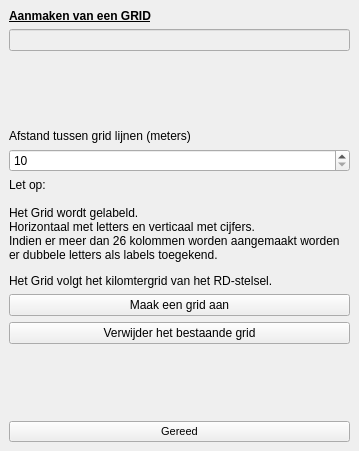
Above: plugin/oiv/repressief_object/oiv_create_grid_widget.ui from OIV-NL-QGIS/QGIS_project before the change. Below: the same form after it.
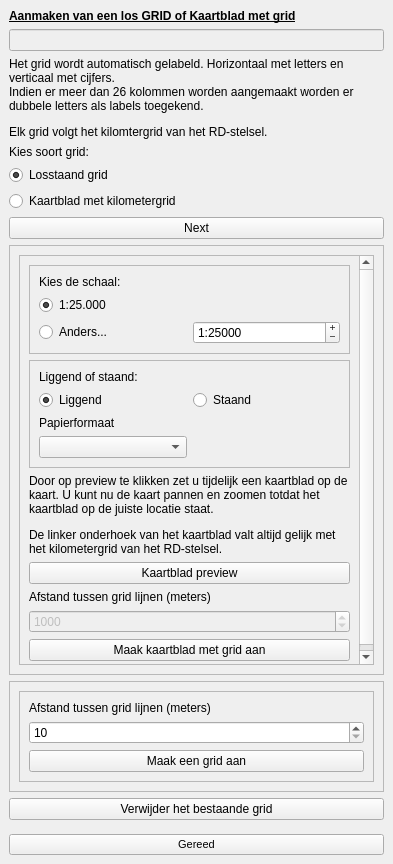
That is the form after the change.

What changed in the file:
```diff
--- a/plugin/oiv/repressief_object/oiv_create_grid_widget.ui
+++ b/plugin/oiv/repressief_object/oiv_create_grid_widget.ui
@@ -6,8 +6,8 @@
    <rect>
     <x>0</x>
     <y>0</y>
-    <width>359</width>
-    <height>451</height>
+    <width>393</width>
+    <height>864</height>
    </rect>
   </property>
   <property name="features">
@@ -31,7 +31,7 @@
          </font>
         </property>
         <property name="text">
-         <string>Aanmaken van een GRID</string>
+         <string>Aanmaken van een los GRID of Kaartblad met grid</string>
         </property>
         <property name="alignment">
          <set>Qt::AlignLeading|Qt::AlignLeft|Qt::AlignVCenter</set>
@@ -48,46 +48,10 @@
         </property>
        </widget>
       </item>
-      <item>
-       <spacer name="verticalSpacer_2">
-        <property name="orientation">
-         <enum>Qt::Vertical</enum>
-        </property>
-        <property name="sizeHint" stdset="0">
-         <size>
-          <width>20</width>
-          <height>40</height>
-         </size>
-        </property>
-       </spacer>
-      </item>
-      <item>
-       <widget class="QLabel" name="label_2">
-        <property name="text">
-         <string>Afstand tussen grid lijnen (meters)</string>
-        </property>
-       </widget>
-      </item>
-      <item>
-       <widget class="QSpinBox" name="distance">
-        <property name="minimum">
-         <number>10</number>
-        </property>
-        <property name="maximum">
-         <number>1000000</number>
-        </property>
-        <property name="singleStep">
-         <number>10</number>
-        </property>
-        <property name="value">
-         <number>10</number>
-        </property>
-       </widget>
-      </item>
       <item>
        <widget class="QLabel" name="label_3">
         <property name="text">
-         <string>&lt;html&gt;&lt;head/&gt;&lt;body&gt;&lt;p&gt;Let op:&lt;br/&gt;&lt;br/&gt;Het Grid wordt gelabeld.&lt;br/&gt;Horizontaal met letters en verticaal met cijfers.&lt;br/&gt;Indien er meer dan 26 kolommen worden aangemaakt worden er dubbele letters als labels toegekend.&lt;/p&gt;&lt;p&gt;Het Grid volgt het kilomtergrid van het RD-stelsel.&lt;/p&gt;&lt;/body&gt;&lt;/html&gt;</string>
+         <string>&lt;html&gt;&lt;head/&gt;&lt;body&gt;&lt;p&gt;Het grid wordt automatisch gelabeld. Horizontaal met letters en verticaal met cijfers.&lt;br/&gt;Indien er meer dan 26 kolommen worden aangemaakt worden er dubbele letters als labels toegekend.&lt;/p&gt;&lt;p&gt;Elk grid volgt het kilomtergrid van het RD-stelsel.&lt;/p&gt;&lt;/body&gt;&lt;/html&gt;</string>
         </property>
         <property name="wordWrap">
          <bool>true</bool>
@@ -95,12 +59,374 @@
        </widget>
       </item>
       <item>
-       <widget class="QPushButton" name="make_grid">
+       <widget class="QLabel" name="type_label">
         <property name="text">
-         <string>Maak een grid aan</string>
+         <string>Kies soort grid:</string>
         </property>
        </widget>
       </item>
+      <item>
+       <widget class="QRadioButton" name="type_single_grid">
+        <property name="text">
+         <string>Losstaand grid</string>
+        </property>
+        <property name="checked">
+         <bool>true</bool>
+        </property>
+       </widget>
+      </item>
+      <item>
+       <widget class="QRadioButton" name="type_kaartblad_grid">
+        <property name="text">
+         <string>Kaartblad met kilometergrid</string>
+        </property>
+       </widget>
+      </item>
+      <item>
+       <widget class="QPushButton" name="next">
+        <property name="text">
+         <string>Next</string>
+        </property>
+       </widget>
+      </item>
+      <item>
+       <widget class="QFrame" name="kaartblad_frame">
+        <property name="sizePolicy">
+         <sizepolicy hsizetype="Preferred" vsizetype="Preferred">
+          <horstretch>0</horstretch>
+          <verstretch>0</verstretch>
+         </sizepolicy>
+        </property>
+        <property name="minimumSize">
+         <size>
+          <width>0</width>
+          <height>430</height>
+         </size>
+        </property>
+        <property name="frameShape">
+         <enum>QFrame::StyledPanel</enum>
+        </property>
+        <property name="frameShadow">
+         <enum>QFrame::Raised</enum>
+        </property>
+        <layout class="QGridLayout" name="gridLayout_2">
+         <item row="1" column="0">
+          <widget class="QScrollArea" name="scrollArea_2">
+           <property name="sizePolicy">
+            <sizepolicy hsizetype="Preferred" vsizetype="Expanding">
+             <horstretch>0</horstretch>
+             <verstretch>0</verstretch>
+            </sizepolicy>
+           </property>
+           <property name="minimumSize">
+            <size>
+             <width>0</width>
+             <height>0</height>
+            </size>
+           </property>
+           <property name="widgetResizable">
+            <bool>true</bool>
+           </property>
+           <widget class="QWidget" name="scrollAreaWidgetContents_2">
+            <property name="geometry">
+             <rect>
+              <x>0</x>
+              <y>0</y>
+              <width>351</width>
+              <height>408</height>
+             </rect>
+            </property>
+            <property name="sizePolicy">
+             <sizepolicy hsizetype="Preferred" vsizetype="Expanding">
+              <horstretch>0</horstretch>
+              <verstretch>0</verstretch>
+             </sizepolicy>
+            </property>
+            <layout class="QGridLayout" name="gridLayout_3">
+             <item row="9" column="0" colspan="2">
+              <widget class="QPushButton" name="preview">
+               <property name="text">
+                <string>Kaartblad preview</string>
+               </property>
+              </widget>
+             </item>
+             <item row="2" column="0" colspan="2">
+              <widget class="QFrame" name="format_orient_frame">
+               <property name="minimumSize">
+                <size>
+                 <width>0</width>
+                 <height>20</height>
+                </size>
+               </property>
+               <property name="frameShape">
+                <enum>QFrame::StyledPanel</enum>
+               </property>
+               <property name="frameShadow">
+                <enum>QFrame::Raised</enum>
+               </property>
+               <layout class="QGridLayout" name="gridLayout_5">
+                <item row="1" column="0">
+                 <widget class="QRadioButton" name="orient_landscape">
+                  <property name="text">
+                   <string>Liggend</string>
+                  </property>
+                  <property name="checked">
+                   <bool>true</bool>
+                  </property>
+                 </widget>
+                </item>
+                <item row="0" column="0">
+                 <widget class="QLabel" name="orient_label">
+                  <property name="text">
+                   <string>Liggend of staand:</string>
+                  </property>
+                 </widget>
+                </item>
+                <item row="1" column="1">
+                 <widget class="QRadioButton" name="orient_portrait">
+                  <property name="text">
+                   <string>Staand</string>
+                  </property>
+                 </widget>
+                </item>
+                <item row="3" column="0">
+                 <widget class="QComboBox" name="format_combo">
+                  <property name="currentText">
+                   <string/>
+                  </property>
+                 </widget>
+                </item>
+                <item row="2" column="0" colspan="2">
+                 <widget class="QLabel" name="format_label">
+                  <property name="text">
+                   <string>Papierformaat</string>
+                  </property>
+                 </widget>
+                </item>
+               </layout>
+              </widget>
+             </item>
+             <item row="12" column="0" colspan="2">
+              <widget class="QPushButton" name="make_kaartblad">
+               <property name="text">
+                <string>Maak kaartblad met grid aan</string>
+               </property>
+              </widget>
+             </item>
+             <item row="8" column="0" colspan="2">
+              <widget class="QLabel" name="preview_label">
+               <property name="sizePolicy">
+                <sizepolicy hsizetype="Expanding" vsizetype="Expanding">
+                 <horstretch>0</horstretch>
+                 <verstretch>0</verstretch>
+                </sizepolicy>
+               </property>
+               <property name="inputMethodHints">
+                <set>Qt::ImhMultiLine</set>
+               </property>
+               <property name="text">
+                <string>&lt;html&gt;&lt;head/&gt;&lt;body&gt;&lt;p&gt;Door op preview te klikken zet u tijdelijk een kaartblad op de kaart. U kunt nu de kaart pannen en zoomen totdat het kaartblad op de juiste locatie staat.&lt;/p&gt;&lt;p&gt;De linker onderhoek van het kaartblad valt altijd gelijk met het kilometergrid van het RD-stelsel. &lt;/p&gt;&lt;/body&gt;&lt;/html&gt;</string>
+               </property>
+               <property name="wordWrap">
+                <bool>true</bool>
+               </property>
+              </widget>
+             </item>
+             <item row="11" column="0" colspan="2">
+              <widget class="QSpinBox" name="distance_grid">
+               <property name="enabled">
+                <bool>false</bool>
+               </property>
+               <property name="minimum">
+                <number>10</number>
+               </property>
+               <property name="maximum">
+                <number>1000000</number>
+               </property>
+               <property name="singleStep">
+                <number>10</number>
+               </property>
+               <property name="value">
+                <number>1000</number>
+               </property>
+              </widget>
+             </item>
+             <item row="10" column="0" colspan="2">
+              <widget class="QLabel" name="label_7">
+               <property name="text">
+                <string>Afstand tussen grid lijnen (meters)</string>
+               </property>
+              </widget>
+             </item>
+             <item row="1" column="0" colspan="2">
+              <widget class="QFrame" name="scale_frame">
+               <property name="minimumSize">
+                <size>
+                 <width>0</width>
+                 <height>20</height>
+                </size>
+               </property>
+               <property name="frameShape">
+                <enum>QFrame::StyledPanel</enum>
+               </property>
+               <property name="frameShadow">
+                <enum>QFrame::Raised</enum>
+               </property>
+               <layout class="QGridLayout" name="gridLayout_4">
+                <item row="0" column="0">
+                 <widget class="QLabel" name="scale_label">
+                  <property name="text">
+                   <string>Kies de schaal:</string>
+                  </property>
+                 </widget>
+                </item>
+                <item row="1" column="0">
+                 <widget class="QRadioButton" name="scale_25000">
+                  <property name="text">
+                   <string>1:25.000</string>
+                  </property>
+                  <property name="checked">
+                   <bool>true</bool>
+                  </property>
+                 </widget>
+                </item>
+                <item row="2" column="0">
+                 <widget class="QRadioButton" name="scale_diff">
+                  <property name="text">
+                   <string>Anders...</string>
+                  </property>
+                 </widget>
+                </item>
+                <item row="2" column="1">
+                 <widget class="QSpinBox" name="scale_changed">
+                  <property name="buttonSymbols">
+                   <enum>QAbstractSpinBox::PlusMinus</enum>
+                  </property>
+                  <property name="prefix">
+                   <string>1:</string>
+                  </property>
+                  <property name="minimum">
+                   <number>1</number>
+                  </property>
+                  <property name="maximum">
+                   <number>1000000</number>
+                  </property>
+                  <property name="singleStep">
+                   <number>1000</number>
+                  </property>
+                  <property name="value">
+                   <number>25000</number>
+                  </property>
+                 </widget>
+                </item>
+               </layout>
+              </widget>
+             </item>
+            </layout>
+           </widget>
+          </widget>
+         </item>
+        </layout>
+       </widget>
+      </item>
+      <item>
+       <widget class="QFrame" name="grid_frame">
+        <property name="sizePolicy">
+         <sizepolicy hsizetype="Minimum" vsizetype="Expanding">
+          <horstretch>0</horstretch>
+          <verstretch>0</verstretch>
+         </sizepolicy>
+        </property>
+        <property name="minimumSize">
+         <size>
+          <width>0</width>
+          <height>0</height>
+         </size>
+        </property>
+        <property name="frameShape">
+         <enum>QFrame::StyledPanel</enum>
+        </property>
+        <property name="frameShadow">
+         <enum>QFrame::Raised</enum>
+        </property>
+        <layout class="QVBoxLayout" name="verticalLayout_2">
+         <item>
+          <widget class="QScrollArea" name="scrollArea">
+           <property name="sizePolicy">
+            <sizepolicy hsizetype="Minimum" vsizetype="Expanding">
+             <horstretch>0</horstretch>
+             <verstretch>0</verstretch>
+            </sizepolicy>
+           </property>
+           <property name="minimumSize">
+            <size>
+             <width>0</width>
+             <height>0</height>
+            </size>
+           </property>
+           <property name="widgetResizable">
+            <bool>true</bool>
+           </property>
+           <widget class="QWidget" name="scrollAreaWidgetContents">
+            <property name="geometry">
+             <rect>
+              <x>0</x>
+              <y>0</y>
+              <width>334</width>
+              <height>92</height>
+             </rect>
+            </property>
+            <layout class="QVBoxLayout" name="verticalLayout_3">
+             <item>
+              <widget class="QLabel" name="label_2">
+               <property name="text">
+                <string>Afstand tussen grid lijnen (meters)</string>
+               </property>
+              </widget>
+             </item>
+             <item>
+              <widget class="QSpinBox" name="distance">
+               <property name="minimum">
+                <number>10</number>
+               </property>
+               <property name="maximum">
+                <number>1000000</number>
+               </property>
+               <property name="singleStep">
+                <number>10</number>
+               </property>
+               <property name="value">
+                <number>10</number>
+               </property>
+              </widget>
+             </item>
+             <item>
+              <widget class="QPushButton" name="make_grid">
+               <property name="text">
+                <string>Maak een grid aan</string>
+               </property>
+              </widget>
+             </item>
+             <item>
+              <spacer name="verticalSpacer_4">
+               <property name="orientation">
+                <enum>Qt::Vertical</enum>
+               </property>
+               <property name="sizeHint" stdset="0">
+                <size>
+                 <width>0</width>
+                 <height>0</height>
+                </size>
+               </property>
+              </spacer>
+             </item>
+            </layout>
+           </widget>
+          </widget>
+         </item>
+        </layout>
+       </widget>
+      </item>
       <item>
        <widget class="QPushButton" name="delete_grid">
         <property name="text">
@@ -113,6 +439,9 @@
         <property name="orientation">
          <enum>Qt::Vertical</enum>
         </property>
+        <property name="sizeType">
+         <enum>QSizePolicy::MinimumExpanding</enum>
+        </property>
         <property name="sizeHint" stdset="0">
          <size>
           <width>0</width>
```
